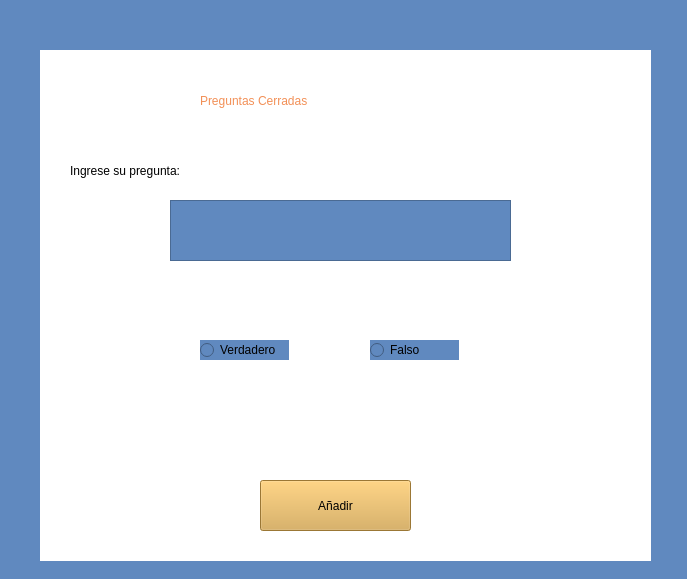
First picture: the form in AulaVirtual/ventanaPreguntasVF2.ui, repository micaelCZ/AulaVirtual_VersionFinal, before the edit.
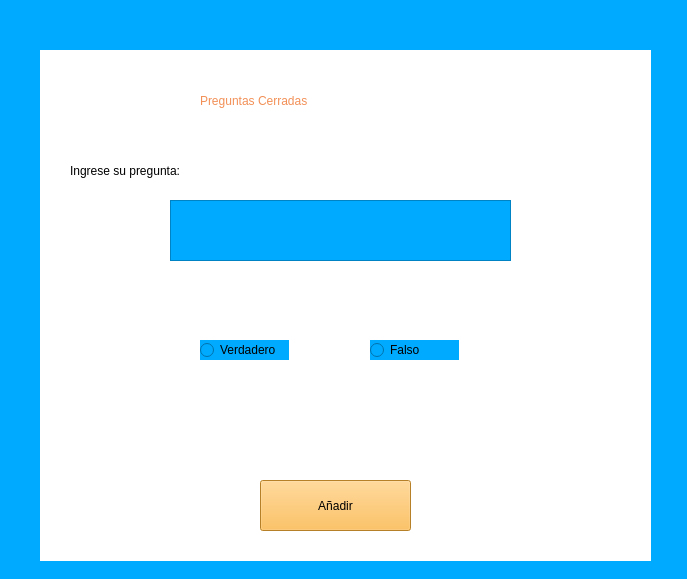
Second picture: the form after the edit.

```diff
--- a/AulaVirtual/ventanaPreguntasVF2.ui
+++ b/AulaVirtual/ventanaPreguntasVF2.ui
@@ -14,7 +14,7 @@
    <string>MainWindow</string>
   </property>
   <property name="styleSheet">
-   <string notr="true">background-color: rgb(96, 137, 191);</string>
+   <string notr="true">background-color: rgb(0, 170, 255);</string>
   </property>
   <widget class="QWidget" name="centralwidget">
    <widget class="QLabel" name="label">
@@ -62,7 +62,7 @@
     </property>
     <property name="styleSheet">
      <string notr="true">font: 700 12pt &quot;Segoe UI&quot;;
-background-color: rgb(217, 167, 74);</string>
+background-color: rgb(255, 179, 56);</string>
     </property>
     <property name="text">
      <string>Añadir</string>
```
